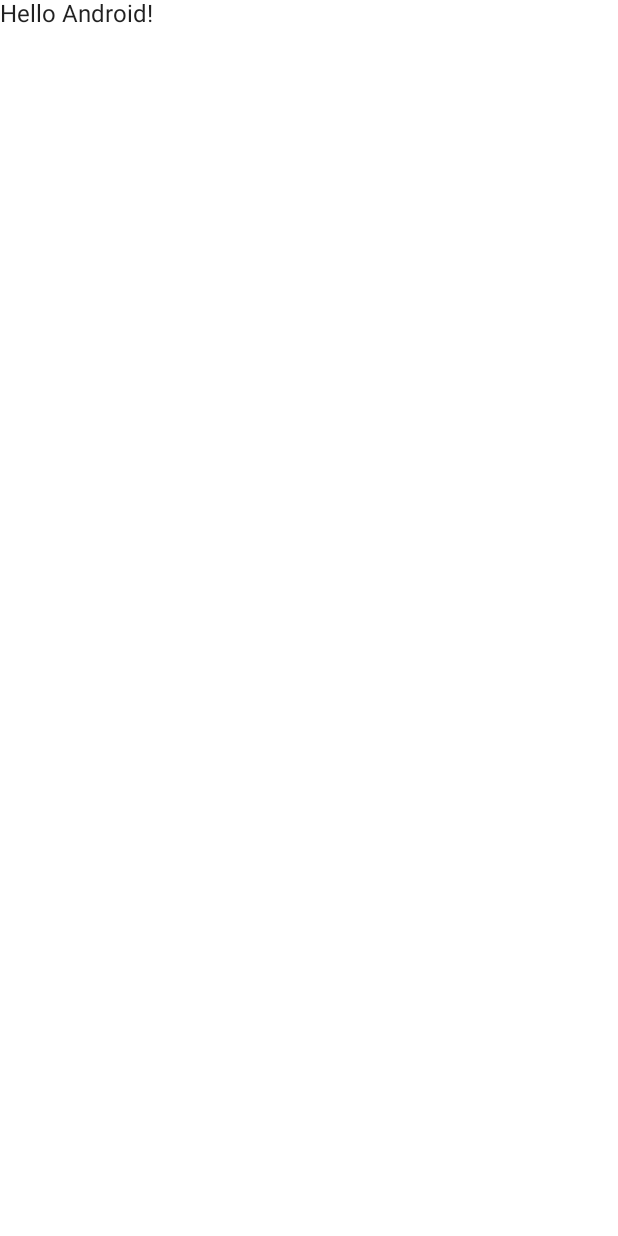
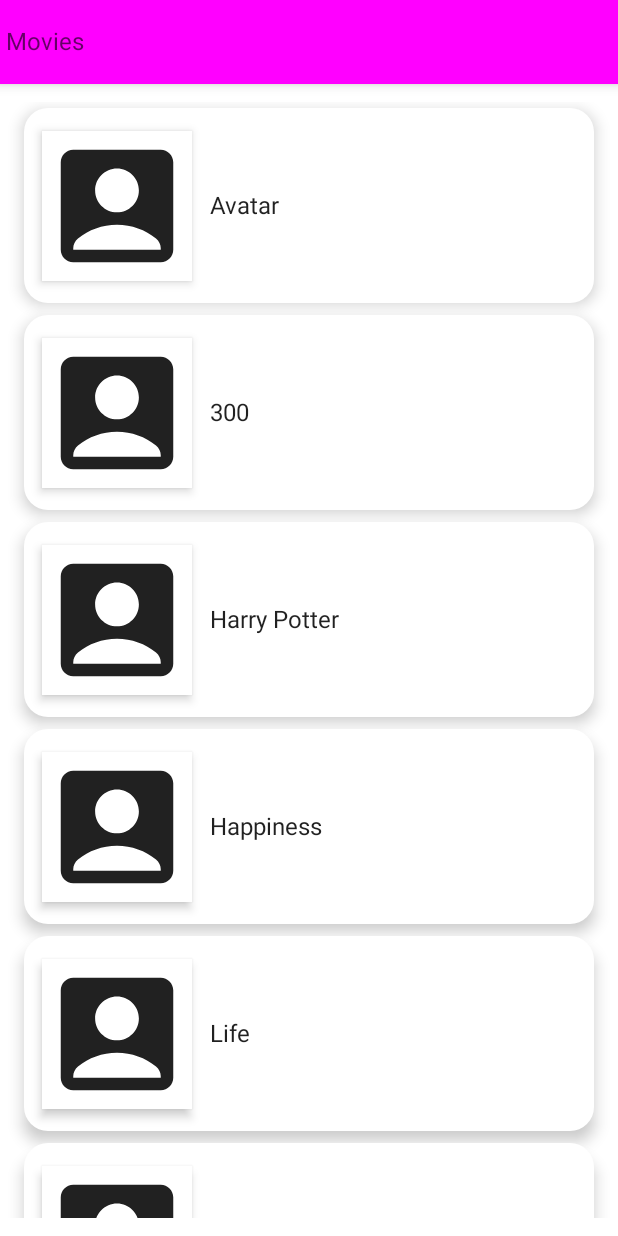
Before and after one commit to Schuler-Gabriel/Movie-App, an Android app built with Jetpack Compose: the screen it shows after launch (MainActivity), on a phone screen of 412 x 824 dp. Before the commit the screen is almost empty. Run offline under Robolectric (Android 15) with nearby library versions, the phone set to English and light mode, and no system bars.

Commit message:
Creation of the Scaffold and the movie list

```diff
--- a/app/src/main/java/com/example/movieapp/MainActivity.kt
+++ b/app/src/main/java/com/example/movieapp/MainActivity.kt
@@ -1,28 +1,75 @@
 package com.example.movieapp
 
 import android.os.Bundle
+import android.util.Log
 import androidx.activity.ComponentActivity
 import androidx.activity.compose.setContent
-import androidx.compose.foundation.layout.fillMaxSize
-import androidx.compose.material.MaterialTheme
-import androidx.compose.material.Surface
-import androidx.compose.material.Text
+import androidx.compose.foundation.clickable
+import androidx.compose.foundation.layout.*
+import androidx.compose.foundation.lazy.LazyColumn
+import androidx.compose.foundation.lazy.items
+import androidx.compose.foundation.shape.CornerSize
+import androidx.compose.foundation.shape.RoundedCornerShape
+import androidx.compose.material.*
+import androidx.compose.material.icons.Icons
+import androidx.compose.material.icons.filled.AccountBox
 import androidx.compose.runtime.Composable
+import androidx.compose.ui.Alignment
 import androidx.compose.ui.Modifier
+import androidx.compose.ui.graphics.Color
+import androidx.compose.ui.graphics.RectangleShape
 import androidx.compose.ui.tooling.preview.Preview
+import androidx.compose.ui.unit.dp
 import com.example.movieapp.ui.theme.MovieAppTheme
 
 class MainActivity : ComponentActivity() {
     override fun onCreate(savedInstanceState: Bundle?) {
         super.onCreate(savedInstanceState)
         setContent {
-            MovieAppTheme {
-                // A surface container using the 'background' color from the theme
-                Surface(
-                    modifier = Modifier.fillMaxSize(),
-                    color = MaterialTheme.colors.background
-                ) {
-                    Greeting("Android")
+            MyApp{
+                MainContent()
+            }
+        }
+    }
+}
+
+@Composable
+fun MyApp(content: @Composable () -> Unit){
+    MovieAppTheme {
+        Scaffold(
+            topBar = {
+                TopAppBar(
+                    backgroundColor = Color.Magenta,
+                    elevation = 5.dp,
+                ){
+                    Text(text = "Movies")
+                }
+            }
+        ){
+            content()
+        }
+
+    }
+}
+
+@Composable
+fun MainContent(
+    movieList: List<String> = listOf(
+        "Avatar",
+        "300",
+        "Harry Potter",
+        "Happiness",
+        "Life",
+        "Black Swan",
+        "Zootopia",
+        "Run"
+    )
+) {
+    Column(modifier = Modifier.padding(12.dp)){
+        LazyColumn {
+            items(items = movieList){
+                MovieRow(movie = it){movie ->
+                    Log.d("Movie", "MainContent: $movie")
                 }
             }
         }
@@ -30,14 +77,47 @@ class MainActivity : ComponentActivity() {
 }
 
 @Composable
-fun Greeting(name: String) {
-    Text(text = "Hello $name!")
+fun MovieRow(
+    movie: String,
+    onItemClick: (String) -> Unit = {}
+) {
+
+    Card(
+        modifier = Modifier
+            .padding(4.dp)
+            .fillMaxWidth()
+            .height(130.dp)
+            .clickable{
+                onItemClick(movie)
+            },
+        shape = RoundedCornerShape(corner = CornerSize(16.dp)),
+        elevation = 6.dp,
+    ) {
+        Row(
+            verticalAlignment = Alignment.CenterVertically,
+            horizontalArrangement = Arrangement.Start
+        ) {
+            Surface(
+                modifier = Modifier
+                    .padding(12.dp)
+                    .size(100.dp),
+                shape = RectangleShape,
+                elevation = 4.dp
+            ) {
+                Icon(
+                    imageVector = Icons.Default.AccountBox,
+                    contentDescription = "Movie image"
+                )
+            }
+            Text(text = movie)
+        }
+    }
 }
 
 @Preview(showBackground = true)
 @Composable
 fun DefaultPreview() {
-    MovieAppTheme {
-        Greeting("Android")
+    MyApp{
+        MainContent()
     }
 }
```
